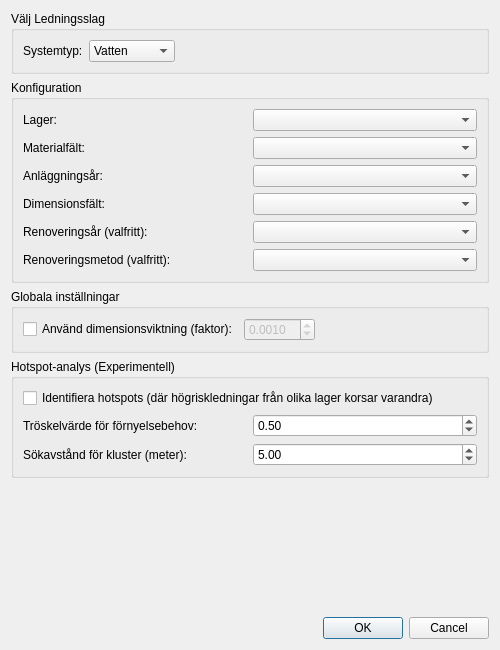
Qt form reneW/reneW_dialog_base.ui (d3dm3m/reneW) before a commit.
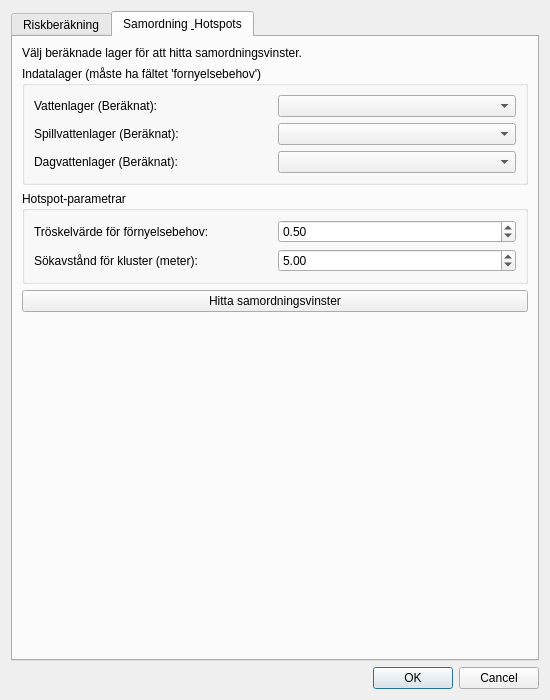
The same form after that commit. The open tabs and pages were chosen to show the change. Custom widgets are drawn as their Qt base class.

Commit message:
Implement Two-Tab Workflow for Risk and Hotspots
- Split UI into "Risk Calculation" (Tab 1) and "Coordination & Hotspots" (Tab 2).
- Added run_strategic_hotspots() to handle multi-layer analysis independently.
- Updated dialog logic to support new widget structure.
- Finalized Holistic API Fix in reneW.py.

Diff of the .ui file:
```diff
--- a/reneW/reneW_dialog_base.ui
+++ b/reneW/reneW_dialog_base.ui
@@ -6,14 +6,26 @@
    <rect>
     <x>0</x>
     <y>0</y>
-    <width>500</width>
-    <height>650</height>
+    <width>550</width>
+    <height>700</height>
    </rect>
   </property>
   <property name="windowTitle">
    <string>reneW - Riskkalkylering</string>
   </property>
-  <layout class="QVBoxLayout" name="verticalLayout_2">
+  <layout class="QVBoxLayout" name="verticalLayout_main">
+   <item>
+    <widget class="QTabWidget" name="mTabWidget">
+     <property name="currentIndex">
+      <number>0</number>
+     </property>
+
+     <!-- Tab 1: Riskberäkning -->
+     <widget class="QWidget" name="tabRisk">
+      <attribute name="title">
+       <string>Riskberäkning</string>
+      </attribute>
+      <layout class="QVBoxLayout" name="verticalLayout_risk">
    <item>
     <widget class="QGroupBox" name="mGroupSystem">
      <property name="title">
@@ -185,19 +197,81 @@
     </widget>
    </item>
    <item>
+        <spacer name="verticalSpacer_risk">
+         <property name="orientation">
+          <enum>Qt::Vertical</enum>
+         </property>
+         <property name="sizeHint" stdset="0">
+          <size>
+           <width>20</width>
+           <height>40</height>
+          </size>
+         </property>
+        </spacer>
+       </item>
+      </layout>
+     </widget>
+
+     <!-- Tab 2: Samordning & Hotspots -->
+     <widget class="QWidget" name="tabHotspot">
+      <attribute name="title">
+       <string>Samordning &amp; Hotspots</string>
+      </attribute>
+      <layout class="QVBoxLayout" name="verticalLayout_hotspot">
+       <item>
+        <widget class="QLabel" name="label_info">
+         <property name="text">
+          <string>Välj beräknade lager för att hitta samordningsvinster.</string>
+         </property>
+         <property name="wordWrap">
+          <bool>true</bool>
+         </property>
+        </widget>
+       </item>
+       <item>
+        <widget class="QGroupBox" name="mGroupLayersHotspot">
+         <property name="title">
+          <string>Indatalager (måste ha fältet 'fornyelsebehov')</string>
+         </property>
+         <layout class="QGridLayout" name="gridLayout_layers_hotspot">
+          <item row="0" column="0">
+           <widget class="QLabel" name="label_vatten_h">
+            <property name="text">
+             <string>Vattenlager (Beräknat):</string>
+            </property>
+           </widget>
+          </item>
+          <item row="0" column="1">
+           <widget class="QgsMapLayerComboBox" name="mMapLayerComboVattenHotspot"/>
+          </item>
+          <item row="1" column="0">
+           <widget class="QLabel" name="label_spill_h">
+            <property name="text">
+             <string>Spillvattenlager (Beräknat):</string>
+            </property>
+           </widget>
+          </item>
+          <item row="1" column="1">
+           <widget class="QgsMapLayerComboBox" name="mMapLayerComboSpillHotspot"/>
+          </item>
+          <item row="2" column="0">
+           <widget class="QLabel" name="label_dag_h">
+            <property name="text">
+             <string>Dagvattenlager (Beräknat):</string>
+            </property>
+           </widget>
+          </item>
+          <item row="2" column="1">
+           <widget class="QgsMapLayerComboBox" name="mMapLayerComboDagHotspot"/>
+          </item>
+         </layout>
+        </widget>
+       </item>
+       <item>
     <widget class="QGroupBox" name="mGroupHotspot">
      <property name="title">
-      <string>Hotspot-analys (Experimentell)</string>
-     </property>
-     <layout class="QVBoxLayout" name="verticalLayout">
-      <item>
-       <widget class="QCheckBox" name="mCheckHotspot">
-        <property name="text">
-         <string>Identifiera hotspots (där högriskledningar från olika lager korsar varandra)</string>
-        </property>
-       </widget>
-      </item>
-      <item>
+          <string>Hotspot-parametrar</string>
+         </property>
        <layout class="QGridLayout" name="gridLayout_hotspot">
         <item row="0" column="0">
          <widget class="QLabel" name="label">
@@ -228,12 +302,17 @@
          </widget>
         </item>
        </layout>
-      </item>
-     </layout>
+        </widget>
+       </item>
+       <item>
+        <widget class="QPushButton" name="mBtnRunHotspot">
+         <property name="text">
+          <string>Hitta samordningsvinster</string>
+         </property>
     </widget>
    </item>
    <item>
-    <spacer name="verticalSpacer_2">
+        <spacer name="verticalSpacer_hotspot">
      <property name="orientation">
       <enum>Qt::Vertical</enum>
      </property>
@@ -244,6 +323,10 @@
       </size>
      </property>
     </spacer>
+       </item>
+      </layout>
+     </widget>
+    </widget>
    </item>
    <item>
     <widget class="QDialogButtonBox" name="button_box">
```
Left out of the diff: 4 changed lines with no effect on the pictures. Lines whose indentation alone changed are shown as unchanged. The commit also changes 2 other files.
